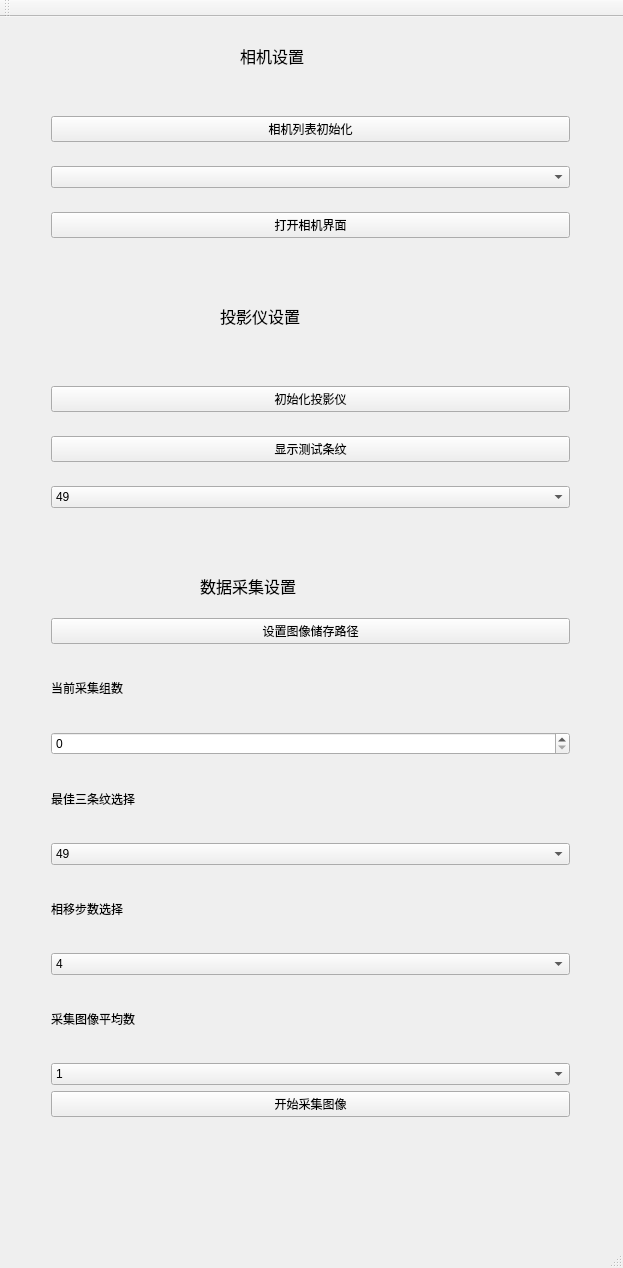
First picture: the form in deflectometry_image_capture/deflectometry_image_capture.ui, repository liujiayu1997/deflectometry_image_capture, before the edit.
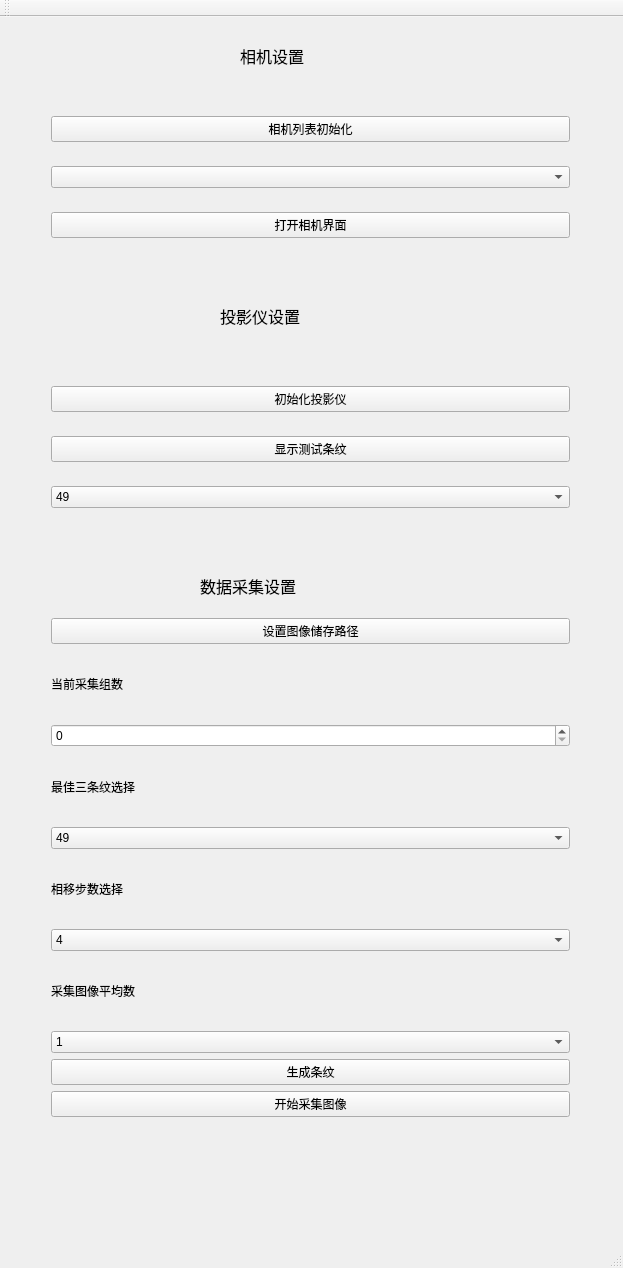
Second picture: the form after the edit.

Commit message: save image success, ready to change a projector

The edit to the form file:
```diff
--- a/deflectometry_image_capture/deflectometry_image_capture.ui
+++ b/deflectometry_image_capture/deflectometry_image_capture.ui
@@ -282,6 +282,13 @@
        </item>
       </widget>
      </item>
+     <item>
+      <widget class="QPushButton" name="pushButton_3">
+       <property name="text">
+        <string>生成条纹</string>
+       </property>
+      </widget>
+     </item>
      <item>
       <widget class="QPushButton" name="pushButton_6">
        <property name="text">
```
Left out of the diff: 21 changed lines with no effect on the pictures. The commit also changes 9 other files.
